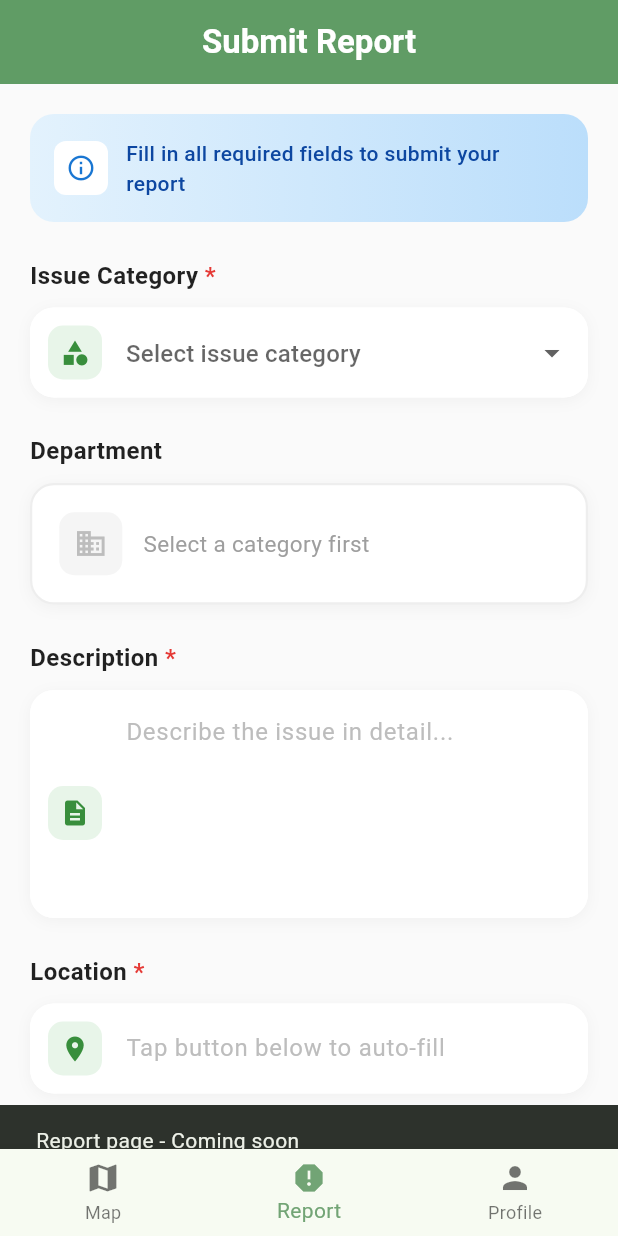
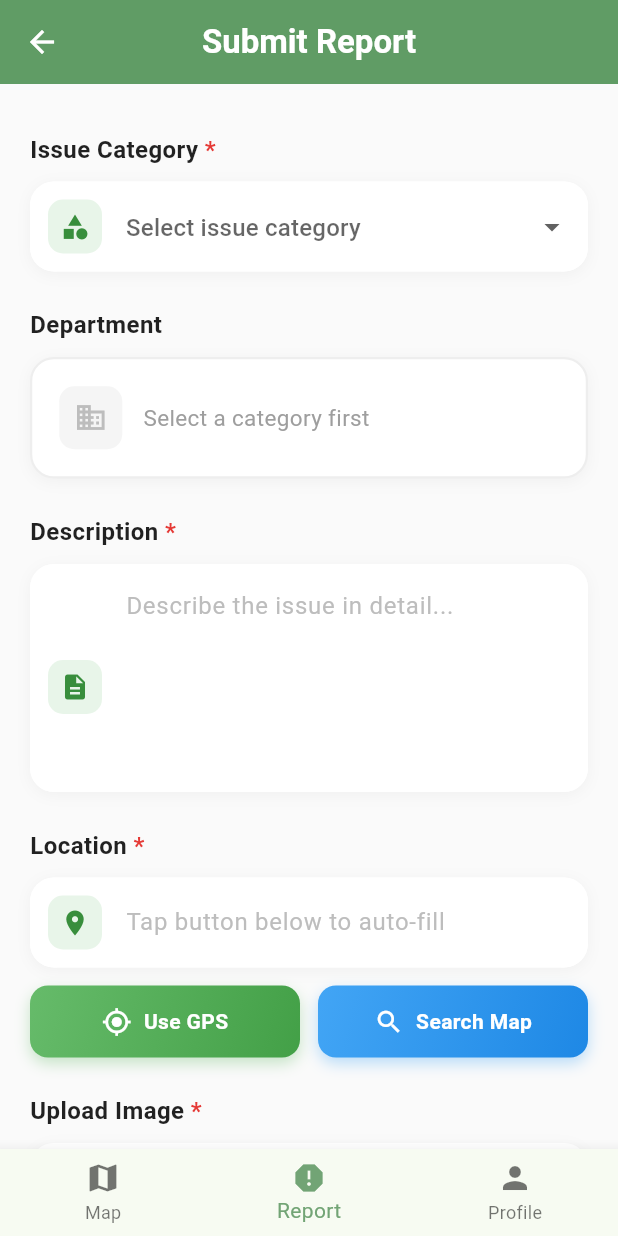
Before and after one commit to Jnyyy27/GreenWatch, a Flutter app: the screen it shows once a user with an empty profile is signed in, item 2 of the bottom bar chosen, on a phone screen of 412 x 824 dp. Run offline on Flutter 3.47's test engine with Material 3 defaults, Android fonts, the phone set to English and light mode, and no system bars; our stand-ins replace cloud_firestore, firebase_auth, firebase_core, firebase_storage, geocoding, geolocator and 2 more; accounts and stored records are empty.

Commit message:
Amend report screen

```diff
--- /dev/null
+++ b/android/lib/config/api_keys.dart
@@ -0,0 +1,4 @@
+// Generated at build time - do not edit
+class ApiKeys {
+  static const String mapsApiKey = 'AIzaSyAJTrzgxdxSqyCu9GLIr5EVJIqb4ZuhIu4';
+}
--- a/lib/app_mobile/screens/report_screen.dart
+++ b/lib/app_mobile/screens/report_screen.dart
@@ -495,6 +495,11 @@
         foregroundColor: Colors.white,
         elevation: 0,
         centerTitle: true,
+        leading: IconButton(
+          icon: const Icon(Icons.arrow_back),
+          onPressed: () => Navigator.of(context).maybePop(),
+          tooltip: 'Back',
+        ),
       ),
       body: _isSubmitting
           ? Center(
@@ -543,44 +548,7 @@
                 child: Column(
                   crossAxisAlignment: CrossAxisAlignment.stretch,
                   children: [
-                    // Info Banner
-                    Container(
-                      padding: const EdgeInsets.all(16),
-                      decoration: BoxDecoration(
-                        gradient: LinearGradient(
-                          colors: [Colors.blue.shade50, Colors.blue.shade100],
-                        ),
-                        borderRadius: BorderRadius.circular(16),
-                      ),
-                      child: Row(
-                        children: [
-                          Container(
-                            padding: const EdgeInsets.all(8),
-                            decoration: BoxDecoration(
-                              color: Colors.white,
-                              borderRadius: BorderRadius.circular(8),
-                            ),
-                            child: Icon(
-                              Icons.info_outline,
-                              color: Colors.blue.shade700,
-                              size: 20,
-                            ),
-                          ),
-                          const SizedBox(width: 12),
-                          Expanded(
-                            child: Text(
-                              'Fill in all required fields to submit your report',
-                              style: TextStyle(
-                                fontSize: 14,
-                                fontWeight: FontWeight.w500,
-                                color: Colors.blue.shade900,
-                              ),
-                            ),
-                          ),
-                        ],
-                      ),
-                    ),
-                    const SizedBox(height: 24),
+                    const SizedBox(height: 12),
 
                     // Category Dropdown
                     _buildSectionLabel('Issue Category', required: true),
```
Also changed, not shown: lib/app_mobile/app_mobile.dart (+0 -19 lines), lib/app_mobile/screens/home_page.dart (deleted, +0 -200 lines), lib/app_mobile/screens/map_search_screen.dart (+13 -7 lines), lib/config/api_keys.dart (added, +10 -0 lines), 1 other file.
